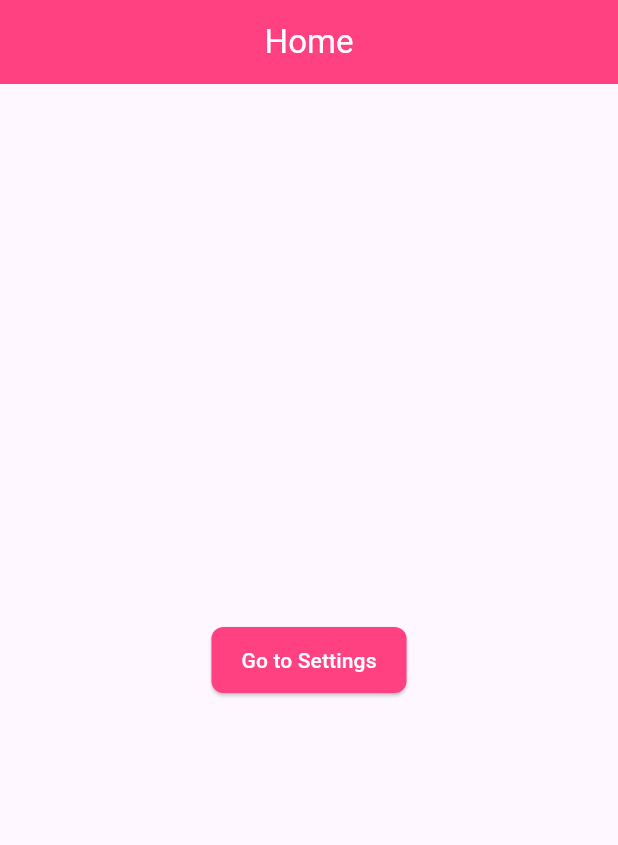
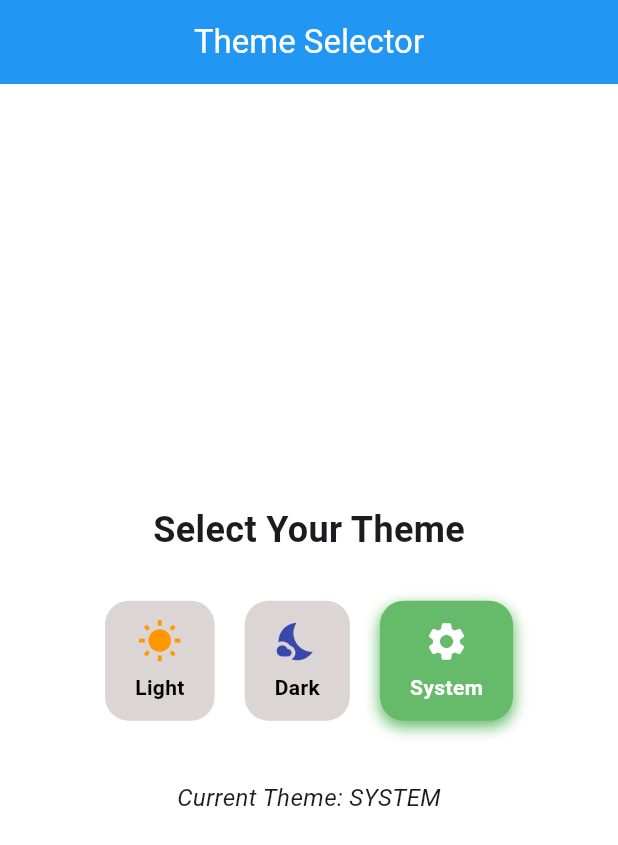
Before and after one commit to sushmitatimalsina/go_router_nav, a Flutter app: the screen it shows after launch, on a phone screen of 412 x 824 dp. Shown: the top 845 px of the screen. Run offline on Flutter 3.47's test engine with Material 3 defaults, Android fonts, the phone set to English and light mode, and no system bars; our stand-ins replace go_router.

Commit message:
Complete the implementation of light and dark theme

```diff
--- a/lib/app_router.dart
+++ /dev/null
@@ -1,20 +0,0 @@
-import 'package:go_router/go_router.dart';
-import 'package:go_router_nav/home.dart';
-import 'package:go_router_nav/setting.dart';
-
-class AppRouter {
-  static final GoRouter router = GoRouter(
-    initialLocation: "/home",
-    routes:[
-      GoRoute(path: '/home',
-      builder: (context,state) => HomeScreen()
-      ),
-      GoRoute(path: '/settings',
-      builder: (context,state) => SettingScreen()
-      ),
-    ]
-
-  );
-
-
-}
--- /dev/null
+++ b/lib/config/colors/app_color.dart
@@ -0,0 +1,20 @@
+import 'dart:ui';
+
+import 'package:flutter/material.dart';
+
+class AppColor {
+  // light theme colors
+  static const Color lightPrimary = Colors.blue;
+  static const Color whiteColor = Colors.white;
+  static const Color blackColor = Colors.black;
+
+  // dark theme colors
+  static const Color darkPrimary = Color.fromARGB(255, 219, 213, 213);
+  static const Color darkAcent = Colors.green;
+
+  // custom button colors
+    static const Color lightTheme = Colors.orange;
+  static const Color darkTheme = Color(0xFF3949AB);
+  static const Color systemTheme = Color(0xFF66BB6A);
+
+}
--- /dev/null
+++ b/lib/config/routes/app_router.dart
@@ -0,0 +1,24 @@
+import 'package:go_router/go_router.dart';
+import 'package:go_router_nav/pages/home1.dart';
+import 'package:go_router_nav/pages/setting.dart';
+import 'package:go_router_nav/pages/home.dart';
+
+class AppRouter {
+  static final GoRouter router = GoRouter(
+    initialLocation: "/home1",
+    routes: [
+      GoRoute(
+        path: '/home1',
+        builder: (context, state) => const HomeScreen1(),
+      ),
+      GoRoute(
+        path: '/settings',
+        builder: (context, state) => const SettingScreen(),
+      ),
+      GoRoute(
+        path: '/home',
+        builder: (context, state) => HomeScreen(),
+      ),
+    ],
+  );
+}
--- /dev/null
+++ b/lib/config/theme/app_theme.dart
@@ -0,0 +1,28 @@
+import 'package:flutter/material.dart';
+import 'package:go_router_nav/config/colors/app_color.dart';
+
+  ThemeData get lightTheme => ThemeData(
+        brightness: Brightness.light,
+        primaryColor: AppColor.lightPrimary,
+        scaffoldBackgroundColor: AppColor.whiteColor,
+        appBarTheme: const AppBarTheme(
+          backgroundColor: AppColor.lightPrimary,
+          foregroundColor: AppColor.whiteColor,
+        ),
+        textTheme: const TextTheme(
+          bodyLarge: TextStyle(color: AppColor.blackColor),
+        ),
+      );
+
+  ThemeData get darkTheme => ThemeData(
+        brightness: Brightness.dark,
+        primaryColor: AppColor.darkPrimary,
+        scaffoldBackgroundColor: Colors.black,
+        appBarTheme: const AppBarTheme(
+          backgroundColor: AppColor.darkTheme,
+          foregroundColor: AppColor.whiteColor,
+        ),
+        textTheme: const TextTheme(
+          bodyLarge: TextStyle(color: AppColor.whiteColor),
+        ),
+      );
--- /dev/null
+++ b/lib/core/constants/app_strings.dart
@@ -0,0 +1,10 @@
+class AppStrings {
+  static const String themeSelector = "Theme Selector";
+   static const String selectYourTheme = "Select Your Theme";
+
+     static const String light = "Light";
+  static const String dark = "Dark";
+  static const String system = "System";
+   static const String currentTheme = "Current Theme";
+
+}
--- /dev/null
+++ b/lib/features/components/buttons/custom_theme_button.dart
@@ -0,0 +1,58 @@
+import 'package:flutter/material.dart';
+import 'package:go_router_nav/config/colors/app_color.dart';
+
+class CustomThemeButton extends StatelessWidget {
+  final IconData icon;
+  final String label;
+  final bool isSelected;
+  final Color selectedColor;
+  final Color unselectedColor;
+  final VoidCallback onTap;
+
+  const CustomThemeButton({
+    super.key,
+    required this.icon,
+    required this.label,
+    required this.isSelected,
+    required this.selectedColor,
+    required this.unselectedColor,
+    required this.onTap,
+  });
+
+  @override
+  Widget build(BuildContext context) {
+    return GestureDetector(
+      onTap: onTap,
+      child: AnimatedContainer(
+        duration: const Duration(milliseconds: 250),
+        padding: const EdgeInsets.symmetric(vertical: 12, horizontal: 20),
+        decoration: BoxDecoration(
+          color: isSelected ? selectedColor : unselectedColor,
+          borderRadius: BorderRadius.circular(16),
+          boxShadow: isSelected
+              ? [
+                  BoxShadow(
+                    color: selectedColor,
+                    blurRadius: 8,
+                    offset: const Offset(0, 4),
+                  ),
+                ]
+              : [],
+        ),
+        child: Column(
+          mainAxisSize: MainAxisSize.min,
+          children: [
+            Icon(icon, color: isSelected ? AppColor.whiteColor : selectedColor, size: 30),
+            const SizedBox(height: 6),
+            Text(
+              label,
+              style: TextStyle(
+                  color: isSelected ? AppColor.whiteColor : AppColor.blackColor,
+                  fontWeight: FontWeight.bold),
+            ),
+          ],
+        ),
+      ),
+    );
+  }
+}
--- a/lib/main.dart
+++ b/lib/main.dart
@@ -1,25 +1,33 @@
 import 'package:flutter/material.dart';
-import 'package:go_router_nav/app_router.dart';
-import 'package:go_router_nav/home.dart';
+import 'package:go_router_nav/config/routes/app_router.dart';
+import 'package:go_router_nav/config/theme/app_theme.dart';
+
+import 'package:go_router_nav/state/shared_providers/theme_provider.dart';
+import 'package:provider/provider.dart';
 
 void main() {
-  runApp(const MyApp());
+  runApp(
+    ChangeNotifierProvider(
+      create: (_) => ThemeProvider(),
+      child: const MyApp(),
+    ),
+  );
 }
 
 class MyApp extends StatelessWidget {
   const MyApp({super.key});
 
-  // This widget is the root of your application.
   @override
   Widget build(BuildContext context) {
+    final themeProvider = Provider.of<ThemeProvider>(context);
+
     return MaterialApp.router(
+      debugShowCheckedModeBanner: false,
+      title: 'Flutter Theme Demo',
       routerConfig: AppRouter.router,
-      title: 'Flutter Demo',
-      theme: ThemeData(
-
-        colorScheme: ColorScheme.fromSeed(seedColor: Colors.deepPurple),
-      ),
-      // home:  HomeScreen(),
+      theme: lightTheme,
+      darkTheme: darkTheme,
+      themeMode: themeProvider.themeMode, // dynamic theme
     );
   }
 }
--- a/lib/home.dart
+++ b/lib/pages/home.dart
@@ -26,7 +26,7 @@ class HomeScreen extends StatelessWidget {
               ), // optional: rounded corners
             ),
           ),
-          child: Text('Go to Settings', style: TextStyle(color: Colors.white)),
+          child: Text('Go to Settings', style: TextStyle(color: Colors.white,fontSize: 18)),
         ),
       ),
     );
--- /dev/null
+++ b/lib/pages/home1.dart
@@ -0,0 +1,81 @@
+import 'package:flutter/material.dart';
+import 'package:go_router_nav/config/colors/app_color.dart';
+import 'package:go_router_nav/core/constants/app_strings.dart';
+import 'package:provider/provider.dart';
+import 'package:go_router_nav/state/shared_providers/theme_provider.dart';
+import 'package:go_router_nav/features/components/buttons/custom_theme_button.dart';
+
+class HomeScreen1 extends StatelessWidget {
+  const HomeScreen1({super.key});
+
+  @override
+  Widget build(BuildContext context) {
+    final themeProvider = Provider.of<ThemeProvider>(context);
+
+    return Scaffold(
+      appBar: AppBar(
+        title: const Text(AppStrings.themeSelector),
+        centerTitle: true,
+      ),
+      body: Center(
+        child: Column(
+          mainAxisAlignment: MainAxisAlignment.center,
+          children: [
+            const Text(
+              AppStrings.selectYourTheme,
+              style: TextStyle(
+                fontSize: 24,
+                fontWeight: FontWeight.bold,
+              ),
+            ),
+            const SizedBox(height: 30),
+
+            /// Theme Buttons
+            Row(
+              mainAxisAlignment: MainAxisAlignment.center,
+              children: [
+                CustomThemeButton(
+                  icon: Icons.wb_sunny,
+                  label: AppStrings.light,
+                  isSelected: themeProvider.themeMode == ThemeMode.light,
+                  selectedColor: AppColor.lightTheme,
+                  unselectedColor: AppColor.darkPrimary,
+                  onTap: () => themeProvider.setTheme(ThemeMode.light),
+                ),
+                const SizedBox(width: 20),
+                CustomThemeButton(
+                  icon: Icons.nights_stay,
+                  label: AppStrings.dark,
+                  isSelected: themeProvider.themeMode == ThemeMode.dark,
+                  selectedColor: AppColor.darkTheme,
+                  unselectedColor: AppColor.darkPrimary,
+                  onTap: () => themeProvider.setTheme(ThemeMode.dark),
+                ),
+                const SizedBox(width: 20),
+                CustomThemeButton(
+                  icon: Icons.settings,
+                  label: AppStrings.system,
+                  isSelected: themeProvider.themeMode == ThemeMode.system,
+                  selectedColor: AppColor.systemTheme,
+                  unselectedColor: AppColor.darkPrimary,
+                  onTap: () => themeProvider.setTheme(ThemeMode.system),
+                ),
+              ],
+            ),
+
+            const SizedBox(height: 40),
+
+            /// Current Theme Info
+            Text(
+              'Current Theme: ${themeProvider.themeMode.name.toUpperCase()}',
+              style: const TextStyle(
+                fontSize: 16,
+                fontStyle: FontStyle.italic,
+              ),
+            ),
+          ],
+        ),
+      ),
+    );
+  }
+}
--- /dev/null
+++ b/lib/pages/profile.dart
@@ -0,0 +1,34 @@
+import 'package:flutter/material.dart';
+import 'package:go_router/go_router.dart';
+
+class ProfileScreen extends StatelessWidget {
+  @override
+  Widget build(BuildContext context) {
+    return Scaffold(
+      appBar: AppBar(
+        centerTitle: true,
+        title: Text('Home',
+         style: TextStyle(
+          color: Colors.white)),
+        backgroundColor:
+         Colors.pinkAccent,
+      ),
+      body: Center(
+        child: ElevatedButton(
+          onPressed: () => context.push('/settings'),
+          style: ElevatedButton.styleFrom(
+            backgroundColor: Colors.pinkAccent,
+            foregroundColor: Colors.white,
+            padding: const EdgeInsets.symmetric(horizontal: 20, vertical: 12),
+            shape: RoundedRectangleBorder(
+              borderRadius: BorderRadius.circular(
+                8,
+              ), // optional: rounded corners
+            ),
+          ),
+          child: Text('Go to Settings', style: TextStyle(color: Colors.white,fontSize: 18)),
+        ),
+      ),
+    );
+  }
+}
--- /dev/null
+++ b/lib/state/shared_providers/theme_provider.dart
@@ -0,0 +1,39 @@
+import 'package:flutter/material.dart';
+import 'package:go_router_nav/config/colors/app_color.dart';
+
+class ThemeProvider extends ChangeNotifier {
+  ThemeMode _themeMode = ThemeMode.system;
+
+  ThemeMode get themeMode => _themeMode;
+
+  void setTheme(ThemeMode mode) {
+    _themeMode = mode;
+    notifyListeners();
+  }
+
+  ThemeData get lightTheme => ThemeData(
+        brightness: Brightness.light,
+        primaryColor: AppColor.lightPrimary,
+        scaffoldBackgroundColor: AppColor.whiteColor,
+        appBarTheme: const AppBarTheme(
+          backgroundColor: AppColor.lightPrimary,
+          foregroundColor: AppColor.whiteColor,
+        ),
+        textTheme: const TextTheme(
+          bodyLarge: TextStyle(color: AppColor.blackColor),
+        ),
+      );
+
+  ThemeData get darkTheme => ThemeData(
+        brightness: Brightness.dark,
+        primaryColor: AppColor.darkPrimary,
+        scaffoldBackgroundColor: Colors.black, // pure dark bg
+        appBarTheme: const AppBarTheme(
+          backgroundColor: AppColor.darkTheme,
+          foregroundColor: AppColor.whiteColor,
+        ),
+        textTheme: const TextTheme(
+          bodyLarge: TextStyle(color: AppColor.whiteColor),
+        ),
+      );
+}
--- a/pubspec.yaml
+++ b/pubspec.yaml
@@ -35,6 +35,7 @@ dependencies:
   # Use with the CupertinoIcons class for iOS style icons.
   cupertino_icons: ^1.0.8
   go_router: ^16.2.1
+  provider: ^6.1.5+1
 
 dev_dependencies:
   flutter_test:
```
Also changed, not shown: lib/features/components/buttons/icon_button.dart (added), lib/features/components/inputs/custom_text_field.dart (added), lib/features/widgets/custom_appbar.dart (added), lib/features/widgets/custom_dialog.dart (added), lib/pages/setting.dart (renamed from lib/setting.dart), pubspec.lock.
